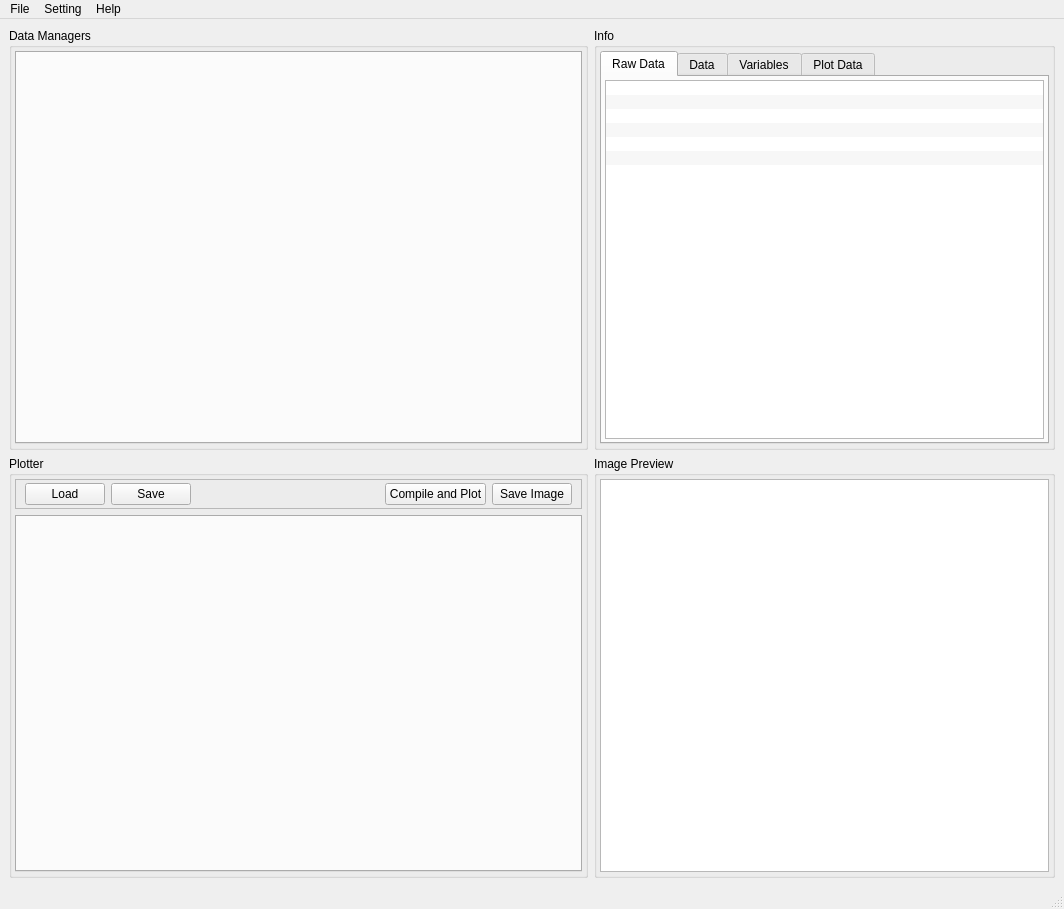
Old version of the form UI/mainWindow.ui in the repository ShoukangHong/EChem_Plotter.
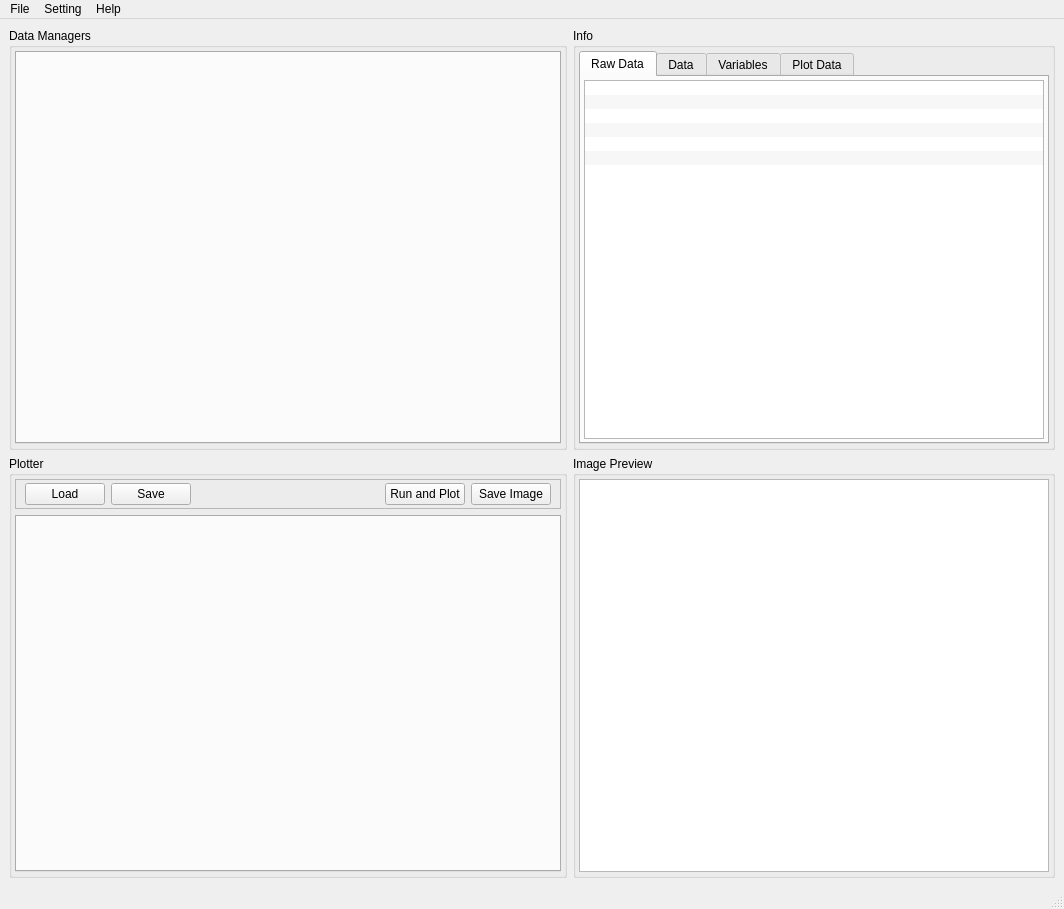
New version of the form.

Patch:
```diff
--- a/UI/mainWindow.ui
+++ b/UI/mainWindow.ui
@@ -110,7 +110,7 @@
           <item>
            <widget class="QPushButton" name="compileAndPlotPB">
             <property name="text">
-             <string>Compile and Plot</string>
+             <string>Run and Plot</string>
             </property>
            </widget>
           </item>
```
Left out of the diff: 48 changed lines with no effect on the pictures.
